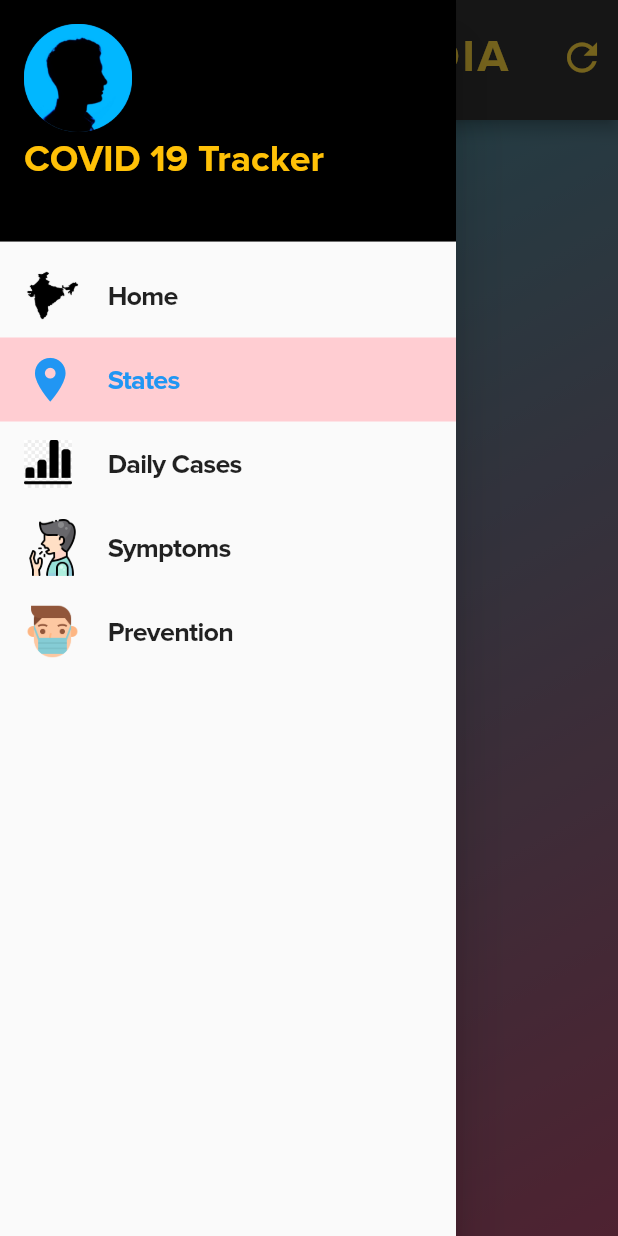
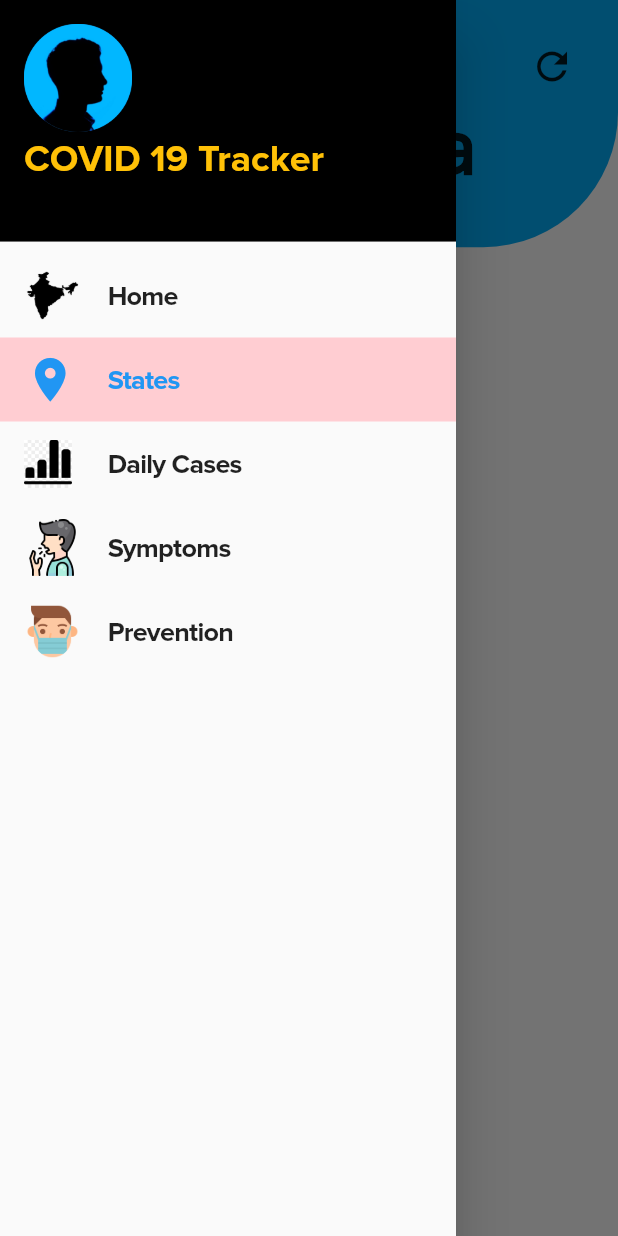
Before and after one commit to Rajdeep2121/covidTest, a Flutter app: the Page2 screen opened by its route, after a tap on the "menu" icon, on a phone screen of 412 x 824 dp. Run offline on Flutter 3.47's test engine with Material 2 defaults, Android fonts, the phone set to English and light mode, and no system bars; network calls fail; project files that could hold a hidden picture were left out.

Commit message:
updated UI

```diff
--- a/lib/pages/page2.dart
+++ b/lib/pages/page2.dart
@@ -42,64 +42,68 @@ class _Page2State extends State<Page2> {
     return cases;
   }
 
+  final GlobalKey<ScaffoldState> _scaffoldKey = new GlobalKey<ScaffoldState>();
+
   @override
   Widget build(BuildContext context) {
     return Scaffold(
-      appBar: PreferredSize(
-        preferredSize: Size.fromHeight(80),
-        child: AppBar(
-          leading: Builder(
-            builder: (BuildContext context) {
-              return Padding(
-                padding: EdgeInsets.fromLTRB(0, 15, 0, 0),
-                child: IconButton(
-                  icon: const Icon(
-                    Icons.menu,
-                    size: 30,
-                    color: Colors.amberAccent,
-                  ),
-                  onPressed: () {
-                    Scaffold.of(context).openDrawer();
-                  },
-                  tooltip:
-                      MaterialLocalizations.of(context).openAppDrawerTooltip,
-                ),
-              );
-            },
-          ),
-          backgroundColor: Colors.grey[850],
-          titleSpacing: 2,
-          title: Padding(
-            padding: const EdgeInsets.only(top: 20),
-            child: Text(
-              'STATES OF INDIA',
-              style: TextStyle(
-                fontFamily: 'ProximaNova',
-                color: Colors.amberAccent,
-                fontSize: 30,
-                fontWeight: FontWeight.bold,
-                letterSpacing: 1.8,
-              ),
-            ),
-          ),
-          centerTitle: true,
-          actions: <Widget>[
-            Padding(
-              padding: EdgeInsets.fromLTRB(0, 15, 0, 0),
-              child: IconButton(
-                icon: Icon(
-                  Icons.refresh,
-                  size: 30,
-                  color: Colors.amberAccent,
-                ),
-                onPressed: () {
-                  Navigator.push(context, SizeRoute(page: Page2()));
-                },
-              ),
-            ),
-          ],
-        ),
-      ),
+      key: _scaffoldKey,
+      // appBar: PreferredSize(
+      //   preferredSize: Size.fromHeight(80),
+      //   child: AppBar(
+      //     leading: Builder(
+      //       builder: (BuildContext context) {
+      //         return Padding(
+      //           padding: EdgeInsets.fromLTRB(0, 15, 0, 0),
+      //           child: IconButton(
+      //             icon: const Icon(
+      //               Icons.menu,
+      //               size: 30,
+      //               color: Colors.amberAccent,
+      //             ),
+      //             onPressed: () {
+      //               Scaffold.of(context).openDrawer();
+      //             },
+      //             tooltip:
+      //                 MaterialLocalizations.of(context).openAppDrawerTooltip,
+      //           ),
+      //         );
+      //       },
+      //     ),
+      //     backgroundColor: Colors.grey[850],
+      //     titleSpacing: 2,
+      //     title: Padding(
+      //       padding: const EdgeInsets.only(top: 20),
+      //       child: Text(
+      //         'STATES OF INDIA',
+      //         style: TextStyle(
+      //           fontFamily: 'ProximaNova',
+      //           color: Colors.amberAccent,
+      //           fontSize: 30,
+      //           fontWeight: FontWeight.bold,
+      //           letterSpacing: 1.8,
+      //         ),
+      //       ),
+      //     ),
+      //     centerTitle: true,
+      //     actions: <Widget>[
+      //       Padding(
+      //         padding: EdgeInsets.fromLTRB(0, 15, 0, 0),
+      //         child: IconButton(
+      //           icon: Icon(
+      //             Icons.refresh,
+      //             size: 30,
+      //             color: Colors.amberAccent,
+      //           ),
+      //           onPressed: () {
+      //             Navigator.push(context, SizeRoute(page: Page2()));
+      //           },
+      //         ),
+      //       ),
+      //     ],
+      //   ),
+      // ),
+
       drawer: Drawer(
         child: ListView(
           children: <Widget>[
@@ -223,20 +227,61 @@ class _Page2State extends State<Page2> {
           ],
         ),
       ),
-      body: Container(
+      body: ListView(
+        children: <Widget>[
+          Container(
             decoration: BoxDecoration(
-          gradient: LinearGradient(
-            begin: Alignment.topLeft,
-            end: Alignment.bottomRight,
-            colors: [
-              Color(0xff3b8d99),
-              Color(0xffaa4b6b),
+              borderRadius: BorderRadius.only(
+                bottomRight: Radius.circular(90),
+              ),
+              color: Colors.lightBlue,
+            ),
+            height: MediaQuery.of(context).size.height / 5,
+            child: Column(
+              // mainAxisAlignment: MainAxisAlignment.start,
+              crossAxisAlignment: CrossAxisAlignment.start,
+              children: <Widget>[
+                Row(
+                  mainAxisAlignment: MainAxisAlignment.spaceBetween,
+                  children: <Widget>[
+                    IconButton(
+                      icon: Icon(
+                        Icons.menu,
+                        // color: Colors.white,
+                        size: 30,
+                      ),
+                      onPressed: () => _scaffoldKey.currentState.openDrawer(),
+                    ),
+                    Padding(
+                      padding: const EdgeInsets.only(right: 20, top: 20),
+                      child: IconButton(
+                        icon: Icon(
+                          Icons.refresh,
+                          // color: Colors.white,
+                          size: 30,
+                        ),
+                        onPressed: () =>
+                            Navigator.push(context, ScaleRoute(page: Page2())),
+                      ),
+                    )
                   ],
-            // colors: [Color(0xff2c3e50), Color(0xffbdc3c7)],
+                ),
+                Padding(
+                  padding: const EdgeInsets.only(left: 10),
+                  child: Text(
+                    'States of India',
+                    style: TextStyle(
+                      fontFamily: 'SFRegular',
+                      fontWeight: FontWeight.bold,
+                      // letterSpacing: 2,
+                      fontSize: 50,
                     ),
                   ),
-        padding: EdgeInsets.all(10),
-        child: FutureBuilder(
+                ),
+              ],
+            ),
+          ),
+          FutureBuilder(
             future: getCases(),
             builder: (BuildContext context, AsyncSnapshot snapshot) {
               if (snapshot.data == null) {
@@ -246,20 +291,25 @@ class _Page2State extends State<Page2> {
                   ),
                 );
               } else {
-              return ListView.builder(
+                return Container(
+                  height: MediaQuery.of(context).size.height * 5,
+                  padding:
+                      EdgeInsets.only(top: 25, left: 5, bottom: 3400, right: 5),
+                  child: ListView.builder(
                     itemCount: snapshot.data.length,
                     itemBuilder: (BuildContext context, int index) {
                       return Card(
+                        margin: EdgeInsets.only(top: 20),
                         shape: RoundedRectangleBorder(
                           borderRadius: BorderRadius.circular(40.0),
                         ),
                         // color: Colors.lightBlue[100],
-                    // color: Colors.teal[200],
+                        color: Colors.red[100],
                         elevation: 10,
                         child: Center(
                           child: Container(
                             margin: const EdgeInsets.all(5.0),
-                        padding: const EdgeInsets.all(10.0),
+                            padding: const EdgeInsets.all(20.0),
                             child: Column(
                               mainAxisAlignment: MainAxisAlignment.center,
                               crossAxisAlignment: CrossAxisAlignment.center,
@@ -315,17 +365,19 @@ class _Page2State extends State<Page2> {
                                     fontWeight: FontWeight.bold,
                                   ),
                                 ),
-                            SizedBox(height: 10),
+                                // SizedBox(height: 10),
                               ],
                             ),
                           ),
                         ),
                       );
                     },
+                  ),
                 );
               }
             },
           ),
+        ],
       ),
     );
   }
--- a/lib/pages/page4.dart
+++ b/lib/pages/page4.dart
@@ -162,7 +162,7 @@ class _Page4State extends State<Page4> {
                               icon: Icon(
                                 Icons.menu,
                                 size: 30,
-                                color: Colors.black,
+                                color: Colors.white,
                               ),
                               onPressed: () =>
                                   _scaffoldkey.currentState.openDrawer(),
@@ -177,6 +177,7 @@ class _Page4State extends State<Page4> {
                         'Symptoms',
                         style: TextStyle(
                           fontFamily: 'SFBold',
+                          color: Colors.white,
                           fontSize: 40,
                         ),
                       ),
--- a/lib/pages/page5.dart
+++ b/lib/pages/page5.dart
@@ -160,7 +160,7 @@ class _Page5State extends State<Page5> {
                               icon: Icon(
                                 Icons.menu,
                                 size: 30,
-                                color: Colors.black,
+                                color: Colors.white,
                               ),
                               onPressed: () =>
                                   _scaffoldKey.currentState.openDrawer(),
@@ -175,6 +175,7 @@ class _Page5State extends State<Page5> {
                         'Prevention',
                         style: TextStyle(
                           fontFamily: 'SFBold',
+                          color: Colors.white,
                           fontSize: 40,
                         ),
                       ),
--- a/lib/services/cases.dart
+++ b/lib/services/cases.dart
@@ -34,6 +34,7 @@ class IndiaCases {
     String delTotalim = data['statewise'][0]['deltaconfirmed'].toString();
     String delRecdim = data['statewise'][0]['deltarecovered'].toString();
     String delDeathim = data['statewise'][0]['deltadeaths'].toString();
+    print(totalCasesim[0]);
 
     totalCases = totalCasesim;
     activeCases = activeCasesim;
```
Also changed, not shown: lib/pages/page3.dart (+11 -17 lines). Lines whose indentation alone changed are shown as unchanged.
